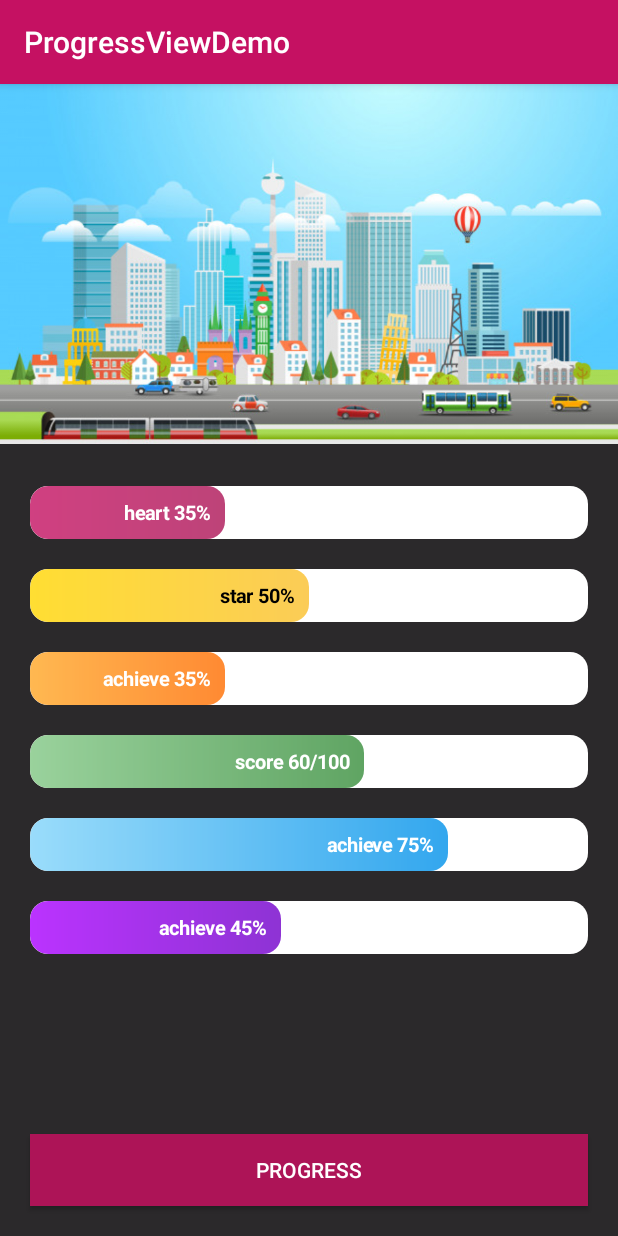
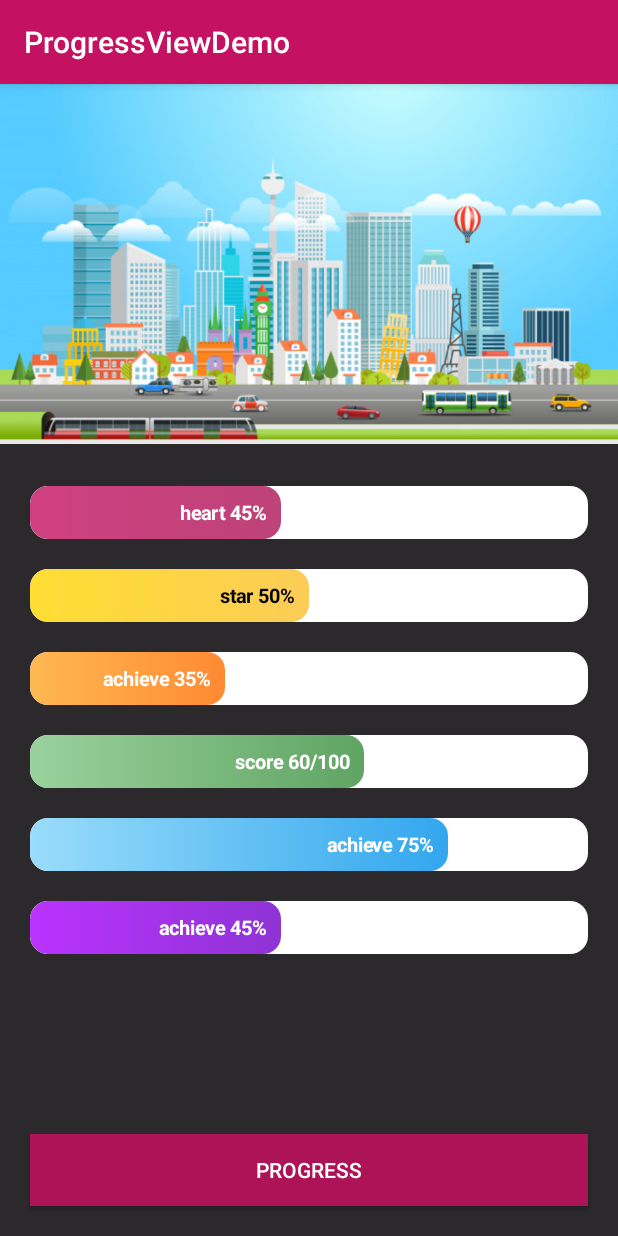
Before and after one commit to skydoves/ProgressView, an Android app: the screen it shows after launch (MainActivity), after a tap on "PROGRESS", on a phone screen of 412 x 824 dp. Run offline under Robolectric (Android 15) with nearby library versions, the phone set to English and light mode, and no system bars; libraries missing offline, so code that uses them is left out: com.skydoves.balloon.

Commit message:
Implement isAnimating attribute to ProgressView

```diff
--- a/app/src/main/AndroidManifest.xml
+++ b/app/src/main/AndroidManifest.xml
@@ -7,7 +7,6 @@
     android:allowBackup="true"
     android:icon="@mipmap/ic_launcher"
     android:label="@string/app_name"
-    android:roundIcon="@mipmap/ic_launcheor_round"
     android:supportsRtl="true"
     android:theme="@style/AppTheme"
     tools:ignore="GoogleAppIndexingWarning">
--- a/app/src/main/java/com/skydoves/progressviewdemo/MainActivity.kt
+++ b/app/src/main/java/com/skydoves/progressviewdemo/MainActivity.kt
@@ -38,7 +38,6 @@ class MainActivity : AppCompatActivity() {
     progressView4.setOnProgressChangeListener { progressView4.labelText = "achieve ${it.toInt()}%" }
     progressView5.setOnProgressChangeListener { progressView5.labelText = "achieve ${it.toInt()}%" }
 
-    progressView.progressFromPrevious = true
     progressView.setOnProgressClickListener {
       if (customTagBalloon.isShowing) {
         customTagBalloon.dismiss()
@@ -56,7 +55,7 @@ class MainActivity : AppCompatActivity() {
     }
 
     button.setOnClickListener {
-      progressView.progress += 15
+      progressView.progress += 25
       progressView1.progress += 10
       progressView2.progress += 25
       progressView3.progress += 10
--- a/app/src/main/res/layout/activity_main.xml
+++ b/app/src/main/res/layout/activity_main.xml
@@ -4,30 +4,45 @@
   android:id="@+id/parentLayout"
   android:layout_width="match_parent"
   android:layout_height="match_parent"
-  android:background="@color/background">
+  android:background="@color/background"
+  >
+
+  <Button
+    android:id="@+id/button"
+    android:layout_width="match_parent"
+    android:layout_height="wrap_content"
+    android:layout_alignParentBottom="true"
+    android:layout_margin="20dp"
+    android:background="@color/colorPrimaryDark"
+    android:text="progress"
+    android:textColor="@color/white"
+    />
 
   <LinearLayout
     android:layout_width="match_parent"
     android:layout_height="match_parent"
-    android:orientation="vertical">
+    android:orientation="vertical"
+    >
 
     <ImageView
       android:layout_width="match_parent"
       android:layout_height="240dp"
       android:scaleType="fitXY"
-      android:src="@drawable/background" />
+      android:src="@drawable/background"
+      />
 
     <com.skydoves.progressview.ProgressView
       android:id="@+id/progressView"
       android:layout_width="match_parent"
       android:layout_height="35dp"
       android:layout_marginLeft="20dp"
+      android:layout_marginRight="20dp"
       android:layout_marginTop="28dp"
-      android:layout_marginRight="20dp"
       app:progressView_colorBackground="@color/white"
       app:progressView_colorGradientEnd="@color/colorPrimaryDark"
       app:progressView_colorGradientStart="@color/colorPrimary"
       app:progressView_colorProgress="@color/skyBlue"
+      app:progressView_duration="1400"
       app:progressView_highlightAlpha="0.8"
       app:progressView_highlightColor="@color/skyBlue"
       app:progressView_highlightWidth="1dp"
@@ -39,15 +54,17 @@
       app:progressView_labelTypeface="bold"
       app:progressView_padding="1dp"
       app:progressView_progress="20"
-      app:progressView_radius="12dp" />
+      app:progressView_progressFromPrevious="true"
+      app:progressView_radius="12dp"
+      />
 
     <com.skydoves.progressview.ProgressView
       android:id="@+id/progressView1"
       android:layout_width="match_parent"
       android:layout_height="35dp"
       android:layout_marginLeft="20dp"
+      android:layout_marginRight="20dp"
       android:layout_marginTop="20dp"
-      android:layout_marginRight="20dp"
       app:progressView_colorBackground="@color/white"
       app:progressView_colorGradientEnd="@color/md_yellow_200"
       app:progressView_colorGradientStart="@color/md_yellow_100"
@@ -63,15 +80,16 @@
       app:progressView_labelTypeface="bold"
       app:progressView_padding="1dp"
       app:progressView_progress="40"
-      app:progressView_radius="12dp" />
+      app:progressView_radius="12dp"
+      />
 
     <com.skydoves.progressview.ProgressView
       android:id="@+id/progressView2"
       android:layout_width="match_parent"
       android:layout_height="35dp"
       android:layout_marginLeft="20dp"
+      android:layout_marginRight="20dp"
       android:layout_marginTop="20dp"
-      android:layout_marginRight="20dp"
       app:progressView_colorBackground="@color/white"
       app:progressView_colorGradientEnd="@color/md_orange_200"
       app:progressView_colorGradientStart="@color/md_orange_100"
@@ -87,15 +105,16 @@
       app:progressView_labelTypeface="bold"
       app:progressView_padding="1dp"
       app:progressView_progress="10"
-      app:progressView_radius="12dp" />
+      app:progressView_radius="12dp"
+      />
 
     <com.skydoves.progressview.ProgressView
       android:id="@+id/progressView3"
       android:layout_width="match_parent"
       android:layout_height="35dp"
       android:layout_marginLeft="20dp"
+      android:layout_marginRight="20dp"
       android:layout_marginTop="20dp"
-      android:layout_marginRight="20dp"
       app:progressView_colorBackground="@color/white"
       app:progressView_colorGradientEnd="@color/md_green_200"
       app:progressView_colorGradientStart="@color/md_green_100"
@@ -111,15 +130,16 @@
       app:progressView_labelTypeface="bold"
       app:progressView_padding="1dp"
       app:progressView_progress="50"
-      app:progressView_radius="12dp" />
+      app:progressView_radius="12dp"
+      />
 
     <com.skydoves.progressview.ProgressView
       android:id="@+id/progressView4"
       android:layout_width="match_parent"
       android:layout_height="35dp"
       android:layout_marginLeft="20dp"
+      android:layout_marginRight="20dp"
       android:layout_marginTop="20dp"
-      android:layout_marginRight="20dp"
       app:progressView_colorBackground="@color/white"
       app:progressView_colorGradientEnd="@color/md_blue_200"
       app:progressView_colorGradientStart="@color/md_blue_100"
@@ -135,15 +155,16 @@
       app:progressView_labelTypeface="bold"
       app:progressView_padding="1dp"
       app:progressView_progress="70"
-      app:progressView_radius="12dp" />
+      app:progressView_radius="12dp"
+      />
 
     <com.skydoves.progressview.ProgressView
       android:id="@+id/progressView5"
       android:layout_width="match_parent"
       android:layout_height="35dp"
       android:layout_marginLeft="20dp"
+      android:layout_marginRight="20dp"
       android:layout_marginTop="20dp"
-      android:layout_marginRight="20dp"
       app:progressView_colorBackground="@color/white"
       app:progressView_colorGradientEnd="@color/md_purple_200"
       app:progressView_colorGradientStart="@color/md_purple_100"
@@ -159,16 +180,7 @@
       app:progressView_labelTypeface="bold"
       app:progressView_padding="1dp"
       app:progressView_progress="30"
-      app:progressView_radius="12dp" />
+      app:progressView_radius="12dp"
+      />
   </LinearLayout>
-
-  <Button
-    android:id="@+id/button"
-    android:layout_width="match_parent"
-    android:layout_height="wrap_content"
-    android:layout_alignParentBottom="true"
-    android:layout_margin="20dp"
-    android:background="@color/colorPrimaryDark"
-    android:text="progress"
-    android:textColor="@color/white" />
 </RelativeLayout>
--- /dev/null
+++ b/progressview/src/main/java/com/skydoves/progressview/AnimatorExtension.kt
@@ -0,0 +1,32 @@
+/*
+ * Copyright (C) 2019 skydoves
+ *
+ * Licensed under the Apache License, Version 2.0 (the "License");
+ * you may not use this file except in compliance with the License.
+ * You may obtain a copy of the License at
+ *
+ * http://www.apache.org/licenses/LICENSE-2.0
+ *
+ * Unless required by applicable law or agreed to in writing, software
+ * distributed under the License is distributed on an "AS IS" BASIS,
+ * WITHOUT WARRANTIES OR CONDITIONS OF ANY KIND, either express or implied.
+ * See the License for the specific language governing permissions and
+ * limitations under the License.
+ */
+
+package com.skydoves.progressview
+
+import android.animation.Animator
+import android.animation.Animator.AnimatorListener
+
+fun Animator.doStartAndFinish(
+  start: () -> Unit,
+  finish: () -> Unit
+) {
+  addListener(object : AnimatorListener {
+    override fun onAnimationStart(p0: Animator?) = start()
+    override fun onAnimationEnd(p0: Animator?) = finish()
+    override fun onAnimationCancel(p0: Animator?) = Unit
+    override fun onAnimationRepeat(p0: Animator?) = Unit
+  })
+}
--- a/progressview/src/main/java/com/skydoves/progressview/ProgressView.kt
+++ b/progressview/src/main/java/com/skydoves/progressview/ProgressView.kt
@@ -53,6 +53,7 @@ class ProgressView : FrameLayout {
   val highlightView = HighlightView(context)
 
   var duration: Long = 1000L
+  var isAnimating: Boolean = false
   var autoAnimate: Boolean = true
   var min: Float = 0f
   var max: Float = 100f
@@ -407,8 +408,12 @@ class ProgressView : FrameLayout {
             }
           }
         }
-        start()
+        doStartAndFinish(
+          start = { isAnimating = true },
+          finish = { isAnimating = false }
+        )
       }
+      .also { it.start() }
   }
 
   fun isVertical(): Boolean {
```
